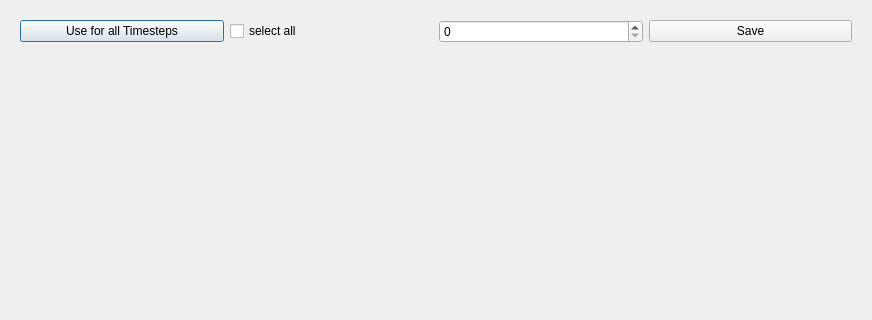
This is guiCreator/modifydialog.ui in remodietlicher/easync as Qt 5 draws it before an edit; both pictures show x 0 to 872 and y 0 to 320 of the 872 by 621 pixel window. The edited form follows.
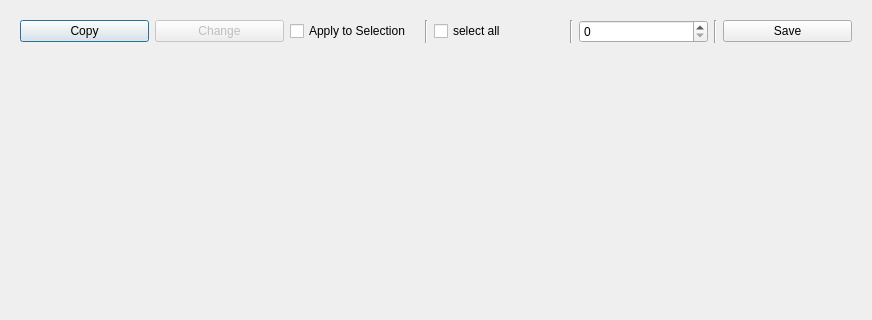
This is the edited form.

```diff
--- a/guiCreator/modifydialog.ui
+++ b/guiCreator/modifydialog.ui
@@ -24,7 +24,31 @@
           <item>
            <widget class="QPushButton" name="use_for_all_timesteps_button">
             <property name="text">
-             <string>Use for all Timesteps</string>
+             <string>Copy</string>
+            </property>
+           </widget>
+          </item>
+          <item>
+           <widget class="QPushButton" name="change_button">
+            <property name="enabled">
+             <bool>false</bool>
+            </property>
+            <property name="text">
+             <string>Change</string>
+            </property>
+           </widget>
+          </item>
+          <item>
+           <widget class="QCheckBox" name="apply_selection_cb">
+            <property name="text">
+             <string>Apply to Selection</string>
+            </property>
+           </widget>
+          </item>
+          <item>
+           <widget class="Line" name="line">
+            <property name="orientation">
+             <enum>Qt::Vertical</enum>
             </property>
            </widget>
           </item>
@@ -35,6 +59,13 @@
             </property>
            </widget>
           </item>
+          <item>
+           <widget class="Line" name="line_2">
+            <property name="orientation">
+             <enum>Qt::Vertical</enum>
+            </property>
+           </widget>
+          </item>
           <item>
            <widget class="QSpinBox" name="tmst_spinbox">
             <property name="sizePolicy">
@@ -48,6 +79,13 @@
             </property>
            </widget>
           </item>
+          <item>
+           <widget class="Line" name="line_3">
+            <property name="orientation">
+             <enum>Qt::Vertical</enum>
+            </property>
+           </widget>
+          </item>
           <item>
            <widget class="QPushButton" name="save_button">
             <property name="text">
```
Left out of the diff: 6 changed lines with no effect on the pictures.
